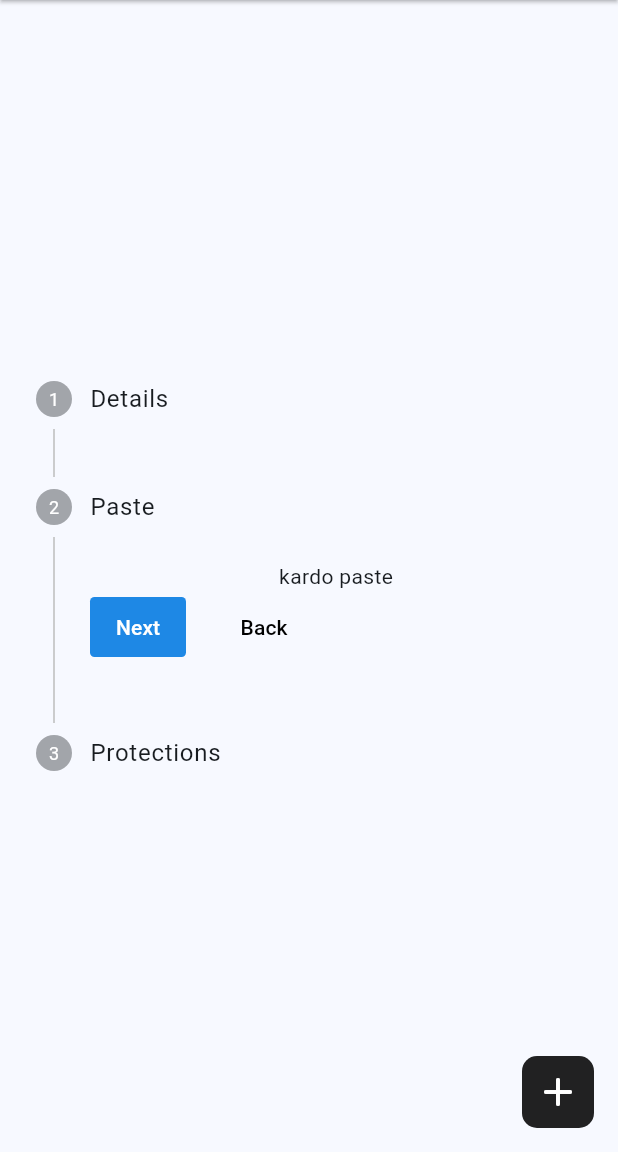
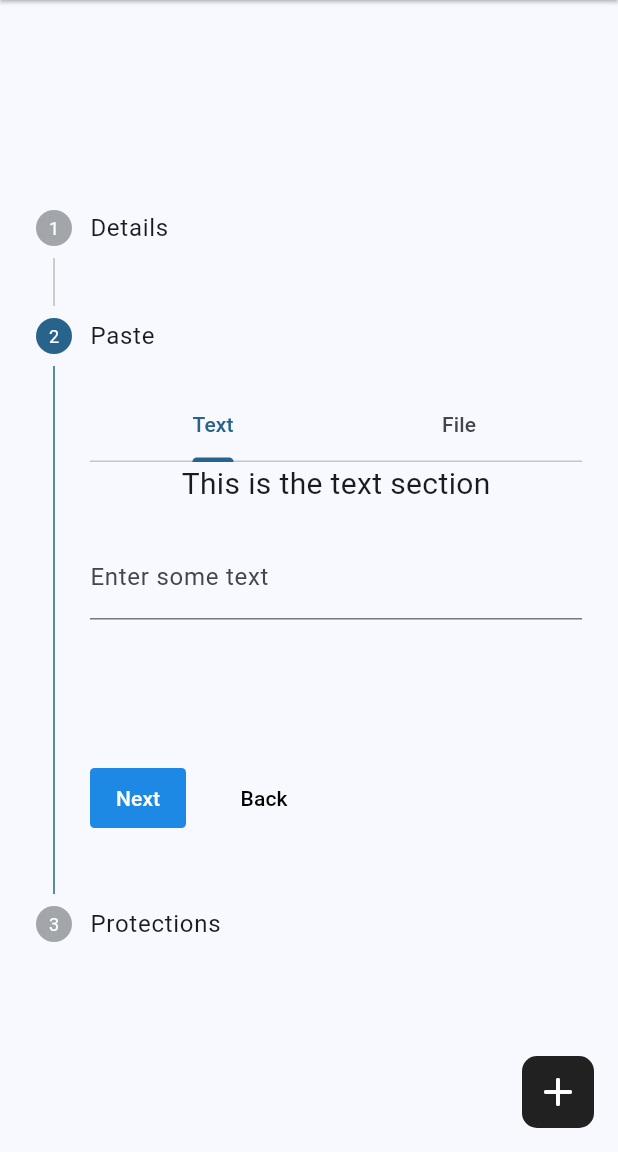
Before and after one commit to VulnX/ccim, a Flutter app: the AddClipPage screen opened directly, after a tap on "Next", on a phone screen of 412 x 824 dp, the part 84-1236 px from its top. Run offline on Flutter 3.47's test engine with Material 3 defaults, Android fonts, the light colour scheme and no system bars; our stand-ins replace file_picker.

Commit message:
define paste section and implement file picker

```diff
--- a/client/lib/add_clip.dart
+++ b/client/lib/add_clip.dart
@@ -1,6 +1,8 @@
 import 'dart:math';
 
 import 'package:ccim_client/main.dart';
+import 'package:ccim_client/utils.dart';
+import 'package:file_picker/file_picker.dart';
 import 'package:flutter/material.dart';
 
 class AddClipPage extends StatelessWidget {
@@ -21,6 +23,201 @@ class AddClipsBody extends StatefulWidget {
 
 class _AddClipsBodyState extends State<AddClipsBody> {
   int _currentStep = 0;
+  final PasteData pasteData = PasteData();
+
+  @override
+  Widget build(BuildContext context) {
+    return Center(
+      child: Stepper(
+        controlsBuilder: controlsBuilder,
+        currentStep: _currentStep,
+        onStepCancel: () {
+          if (_currentStep > 0) {
+            setState(() {
+              _currentStep -= 1;
+            });
+          }
+        },
+        onStepContinue: () {
+          if (_currentStep <= 1) {
+            setState(() {
+              _currentStep += 1;
+            });
+          }
+        },
+        onStepTapped: (int index) {
+          setState(() {
+            _currentStep = index;
+          });
+        },
+        steps: [
+          Step(
+            title: Text('Details'),
+            content: DetailsStep(),
+            isActive: _currentStep == 0,
+          ),
+          Step(
+            title: Text('Paste'),
+            content: PasteStep(pasteData: pasteData),
+            isActive: _currentStep == 1,
+          ),
+          Step(
+            title: Text('Protections'),
+            content: ProtectionsStep(),
+            isActive: _currentStep == 2,
+          ),
+        ],
+      ),
+    );
+  }
+
+  Widget controlsBuilder(context, details) {
+    return Row(
+      spacing: 20,
+      children: [
+        TextButton(
+          onPressed: details.onStepContinue,
+          style: TextButton.styleFrom(
+            shape: RoundedRectangleBorder(
+              borderRadius: BorderRadius.circular(3),
+            ),
+            backgroundColor: Colors.blue.shade600,
+            foregroundColor: Colors.white,
+          ),
+          child: const Text('Next'),
+        ),
+        TextButton(
+          onPressed: details.onStepCancel,
+          style: TextButton.styleFrom(
+            shape: RoundedRectangleBorder(
+              borderRadius: BorderRadius.circular(3),
+            ),
+            foregroundColor: Colors.black,
+            // overlayColor: Colors.transparent,
+          ),
+          child: const Text('Back'),
+        ),
+      ],
+    );
+  }
+}
+
+class PasteStep extends StatefulWidget {
+  const PasteStep({super.key, required this.pasteData});
+
+  final PasteData pasteData;
+
+  @override
+  State<PasteStep> createState() => _PasteStepState();
+}
+
+class _PasteStepState extends State<PasteStep> with TickerProviderStateMixin {
+  late TabController _tabController;
+
+  @override
+  void initState() {
+    super.initState();
+    _tabController = TabController(length: 2, vsync: this);
+  }
+
+  @override
+  Widget build(BuildContext context) {
+    return Column(
+      children: [
+        TabBar(
+          controller: _tabController,
+          tabs: [Tab(text: "Text"), Tab(text: "File")],
+        ),
+        SizedBox(
+          height: 200,
+          child: TabBarView(
+            controller: _tabController,
+            children: [TextSection(), FileSection(pasteData: widget.pasteData)],
+          ),
+        ),
+      ],
+    );
+  }
+}
+
+class FileSection extends StatelessWidget {
+  const FileSection({super.key, required this.pasteData});
+
+  final PasteData pasteData;
+
+  @override
+  Widget build(BuildContext context) {
+    return Center(
+      child: FilledButton.icon(
+        icon: Icon(Icons.upload),
+        onPressed: () => handleFilePicker(context),
+        label: Text("Select a File"),
+        style: ElevatedButton.styleFrom(
+          shape: RoundedRectangleBorder(borderRadius: BorderRadius.circular(3)),
+          backgroundColor: Colors.blue.shade600,
+        ),
+      ),
+    );
+  }
+
+  void handleFilePicker(BuildContext context) async {
+    FilePickerResult? result = await FilePicker.platform.pickFiles(
+      allowMultiple: true,
+    );
+    if (result == null) {
+      if (context.mounted) {
+        showOkDialog(
+          context,
+          'No file selected',
+          'Please select one/more files to send',
+        );
+      }
+      return;
+    }
+    try {
+      pasteData.filesData.setFiles(result.files);
+    } catch (e) {
+      if (context.mounted) {
+        if (e is MaxTotalFileSizeExceededException) {
+          showOkDialog(context, 'Size limit exceeded', e.toString());
+          return;
+        } else {
+          showOkDialog(context, 'Error', e.toString());
+        }
+      }
+    }
+    if (context.mounted) {
+      int totalSize = pasteData.filesData.totalSize;
+      showOkDialog(
+        context,
+        'SUCCESS',
+        'Total file size detected: $totalSize bytes',
+      );
+    }
+    // TODO
+  }
+}
+
+class TextSection extends StatelessWidget {
+  const TextSection({super.key});
+
+  @override
+  Widget build(BuildContext context) {
+    return Center(
+      child: Column(
+        children: [
+          Text("This is the text section", style: TextStyle(fontSize: 20)),
+          SizedBox(height: 20),
+          TextField(decoration: InputDecoration(labelText: "Enter some text")),
+        ],
+      ),
+    );
+  }
+}
+
+class DetailsStep extends StatelessWidget {
+  DetailsStep({super.key});
+
   final List<String> animals = [
     'lion',
     'tiger',
@@ -70,33 +267,7 @@ class _AddClipsBodyState extends State<AddClipsBody> {
 
   @override
   Widget build(BuildContext context) {
-    return Center(
-      child: Stepper(
-        controlsBuilder: controlsBuilder,
-        currentStep: _currentStep,
-        onStepCancel: () {
-          if (_currentStep > 0) {
-            setState(() {
-              _currentStep -= 1;
-            });
-          }
-        },
-        onStepContinue: () {
-          if (_currentStep <= 1) {
-            setState(() {
-              _currentStep += 1;
-            });
-          }
-        },
-        onStepTapped: (int index) {
-          setState(() {
-            _currentStep = index;
-          });
-        },
-        steps: [
-          Step(
-            title: Text('Details'),
-            content: Padding(
+    return Padding(
       padding: const EdgeInsets.all(16),
       child: TextFormField(
         initialValue: getRandomName(),
@@ -111,42 +282,6 @@ class _AddClipsBodyState extends State<AddClipsBody> {
           floatingLabelStyle: TextStyle(color: Colors.grey.shade600),
         ),
       ),
-            ),
-          ),
-          Step(title: Text('Paste'), content: Text('kardo paste')),
-          Step(title: Text('Protections'), content: ProtectionsStep()),
-        ],
-      ),
-    );
-  }
-
-  Widget controlsBuilder(context, details) {
-    return Row(
-      spacing: 20,
-      children: [
-        TextButton(
-          onPressed: details.onStepContinue,
-          style: TextButton.styleFrom(
-            shape: RoundedRectangleBorder(
-              borderRadius: BorderRadius.circular(3),
-            ),
-            backgroundColor: Colors.blue.shade600,
-            foregroundColor: Colors.white,
-          ),
-          child: const Text('Next'),
-        ),
-        TextButton(
-          onPressed: details.onStepCancel,
-          style: TextButton.styleFrom(
-            shape: RoundedRectangleBorder(
-              borderRadius: BorderRadius.circular(3),
-            ),
-            foregroundColor: Colors.black,
-            // overlayColor: Colors.transparent,
-          ),
-          child: const Text('Back'),
-        ),
-      ],
     );
   }
 }
@@ -162,7 +297,7 @@ class _ProtectionsStepState extends State<ProtectionsStep> {
   bool noEncryption = false;
   static const WidgetStateProperty<Icon> thumbIcon =
       WidgetStateProperty<Icon>.fromMap(<WidgetStatesConstraint, Icon>{
-        WidgetState.selected: Icon(Icons.check, color: Colors.white,),
+        WidgetState.selected: Icon(Icons.check, color: Colors.white),
         WidgetState.any: Icon(Icons.close),
       });
 
@@ -187,3 +322,45 @@ class _ProtectionsStepState extends State<ProtectionsStep> {
     );
   }
 }
+
+class PasteData {
+  TextData? textData;
+  FilesData filesData = FilesData();
+}
+
+class TextData {
+  String? text;
+}
+
+class FilesData {
+  static const maxSize = 100 * 1024 * 1024;
+  int totalSize = 0;
+  List<PlatformFile>? files;
+
+  void setFiles(List<PlatformFile> files) {
+    int totalSize = files.fold(
+      0,
+      (prevSize, currFile) => prevSize + currFile.size,
+    );
+    if (totalSize > maxSize) {
+      throw MaxTotalFileSizeExceededException(
+        'Your selected file(s) exceed the maximum size limit of 100MiB per clipboard. Please choose smaller file(s)',
+      );
+    }
+    this.totalSize = totalSize;
+    this.files = files;
+  }
+
+  void clearFiles() {
+    files = null;
+    totalSize = 0;
+  }
+}
+
+class MaxTotalFileSizeExceededException implements Exception {
+  final String message;
+  MaxTotalFileSizeExceededException(this.message);
+
+  @override
+  String toString() => message;
+}
--- /dev/null
+++ b/client/lib/utils.dart
@@ -0,0 +1,20 @@
+import 'package:flutter/material.dart';
+
+Future<dynamic> showOkDialog(BuildContext context, String title, String content) {
+  return showDialog(
+    context: context,
+    builder:
+        (context) => AlertDialog(
+          title: Text(title),
+          content: Text(content),
+          actions: [
+            TextButton(
+              onPressed: () {
+                Navigator.of(context).pop();
+              },
+              child: Text('OK'),
+            ),
+          ],
+        ),
+  );
+}
```
Lines whose indentation alone changed are shown as unchanged.
